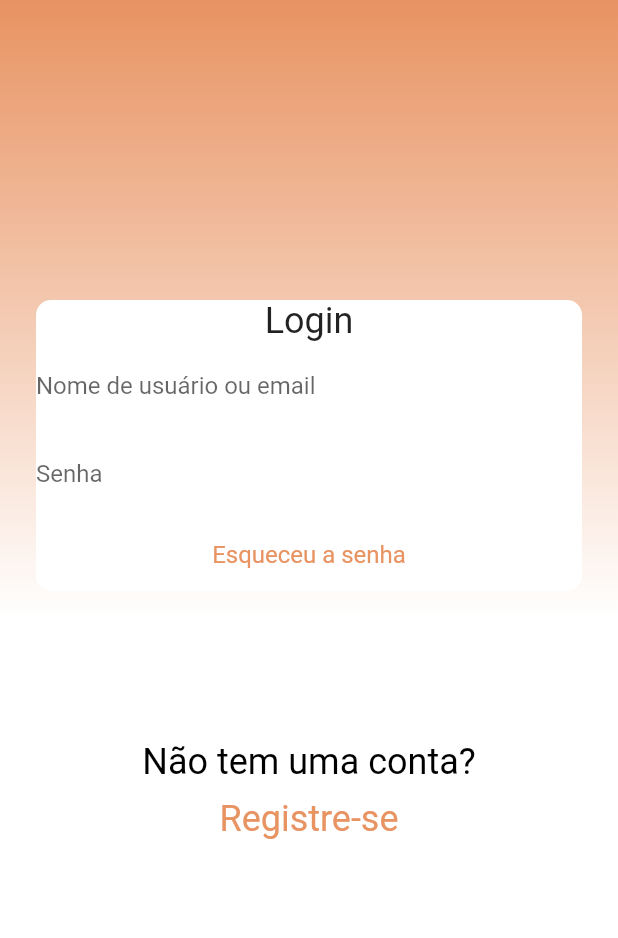
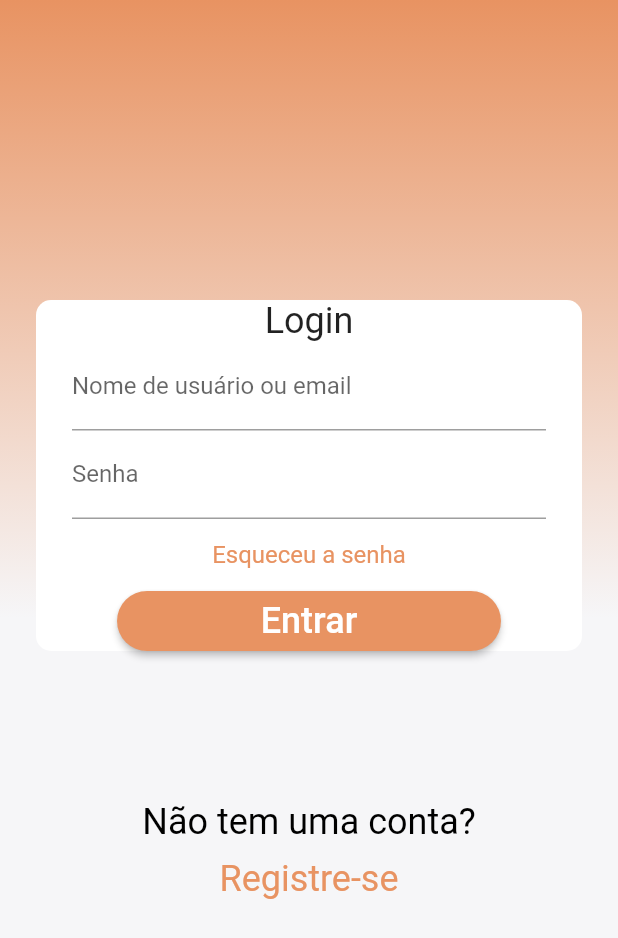
Before and after one commit to caiomc03/mauafood_g6, a Flutter app: the screen it shows after launch, on a phone screen of 412 x 824 dp. Shown: the top 938 px of the screen. Run offline on Flutter 3.47's test engine with Material 2 defaults, Android fonts, the phone set to English and light mode, and no system bars.

Commit message:
reorganiza alguns widgets em arquivos

```diff
--- a/lib/modules/login/pages/login_page.dart
+++ b/lib/modules/login/pages/login_page.dart
@@ -1,74 +1,37 @@
 import 'package:flutter/material.dart';
+import 'package:mauafood_g6/modules/login/widgets/login_card.dart';
 import 'package:mauafood_g6/modules/login/widgets/register_button.dart';
+import 'package:mauafood_g6/shared/themes/app_colors.dart';
 
 class LoginPage extends StatelessWidget {
   const LoginPage({Key? key}) : super(key: key);
 
-
   @override
   Widget build(BuildContext context) {
     return Scaffold(
-      body: Center(
-        child: Container(
+      body: Container(
           decoration: const BoxDecoration(
               gradient: LinearGradient(
             begin: Alignment.topCenter,
             end: Alignment.bottomCenter,
             colors: [
-                Color.fromARGB(255, 232, 147, 98),
-                Colors.white,
-                Colors.white,
+              AppColors.orange,
+              AppColors.grey,
+              AppColors.grey,
             ],
-            )
+          )),
+          child: Column(
+            children: const [
+              SizedBox(
+                height: 200,
               ),
-         child:  Center(
-          child: Column(
-            children:  [
-              const SizedBox(height: 200,),
-              Container(
-
-                decoration: const BoxDecoration(
-                   borderRadius: BorderRadius.all(
-                    Radius.circular(10)),
-                  color: Colors.white,
-
+              LoginCard(),
+              SizedBox(
+                height: 100,
               ),
-                margin: const EdgeInsets.symmetric(horizontal: 24),
-                child: Column(
-                  children: [
-                    const Text('Login',style: TextStyle(fontSize: 24) ,),
-                    const TextField(
-                      decoration: InputDecoration(
-                          border: InputBorder.none,
-                          labelText: 'Nome de usuário ou email',
-      ),
-                    ),
-                    const TextField(
-                      obscureText: true,
-                      decoration: InputDecoration(
-                          border: InputBorder.none,
-                          labelText: 'Senha',
-      ),
-                    ),
-                    TextButton(
-                  style: TextButton.styleFrom(
-                    primary: const Color.fromARGB(255, 232, 147, 98),
-                    textStyle: const TextStyle(fontSize: 16),
-                  ),
-                  onPressed: () {},
-                  child: const Text('Esqueceu a senha'),
-                ),
+              RegisterButton(),
             ],
-                )
-              ),
-              const SizedBox(height: 100,),
-              const RegisterButton(),
-            ],
-          )
-         )
-          ),
-
-          ),
+          )),
     );
   }
 }
--- /dev/null
+++ b/lib/modules/login/widgets/login_card.dart
@@ -0,0 +1,53 @@
+import 'package:flutter/material.dart';
+import 'package:mauafood_g6/shared/themes/app_colors.dart';
+import 'text_field.dart';
+
+class LoginCard extends StatelessWidget {
+  const LoginCard({Key? key}) : super(key: key);
+  @override
+  Widget build(BuildContext context) {
+    return Container(
+        decoration: const BoxDecoration(
+          borderRadius: BorderRadius.all(Radius.circular(10)),
+          color: Colors.white,
+        ),
+        margin: const EdgeInsets.symmetric(horizontal: 24),
+        child: Column(
+          children: [
+            const Text(
+              'Login',
+              style: TextStyle(fontSize: 24),
+            ),
+            const TextFields(
+              title: 'Nome de usuário ou email',
+              obscure: false,
+            ),
+            const TextFields(
+              title: 'Senha',
+              obscure: true,
+            ),
+            TextButton(
+              style: TextButton.styleFrom(
+                primary: AppColors.orange,
+                textStyle: const TextStyle(fontSize: 16),
+              ),
+              onPressed: () {},
+              child: const Text('Esqueceu a senha'),
+            ),
+            SizedBox(
+              width: 256,
+              height: 40,
+              child: ElevatedButton(
+                onPressed: () {},
+                style: ElevatedButton.styleFrom(
+                    primary: AppColors.orange, shape: const StadiumBorder()),
+                child: const Text(
+                  'Entrar',
+                  style: TextStyle(fontSize: 24),
+                ),
+              ),
+            )
+          ],
+        ));
+  }
+}
--- a/lib/modules/login/widgets/register_button.dart
+++ b/lib/modules/login/widgets/register_button.dart
@@ -1,6 +1,7 @@
 import 'package:flutter/material.dart';
+import 'package:mauafood_g6/shared/themes/app_colors.dart';
 
-class RegisterButton extends StatelessWidget  {
+class RegisterButton extends StatelessWidget {
   const RegisterButton({Key? key}) : super(key: key);
   @override
   Widget build(BuildContext context) {
@@ -8,18 +9,17 @@ class RegisterButton extends StatelessWidget  {
       children: [
         const Text(
           "Não tem uma conta?",
-                style: TextStyle(fontSize: 24,color:Colors.black),
+          style: TextStyle(fontSize: 24, color: Colors.black),
         ),
         TextButton(
           style: TextButton.styleFrom(
-                    primary: const Color.fromARGB(255, 232, 147, 98),
+            primary: AppColors.orange,
             textStyle: const TextStyle(fontSize: 24),
           ),
           onPressed: () {},
           child: const Text('Registre-se'),
         ),
       ],
-
     );
   }
 }
--- /dev/null
+++ b/lib/modules/login/widgets/text_field.dart
@@ -0,0 +1,21 @@
+import 'package:flutter/material.dart';
+
+class TextFields extends StatelessWidget {
+  final String title;
+  final bool obscure;
+  const TextFields({Key? key, required this.title, required this.obscure})
+      : super(key: key);
+  @override
+  Widget build(BuildContext context) {
+    return Padding(
+      padding: const EdgeInsets.symmetric(horizontal: 24),
+      child: TextField(
+        obscureText: obscure,
+        decoration: InputDecoration(
+          border: const UnderlineInputBorder(),
+          labelText: title,
+        ),
+      ),
+    );
+  }
+}
--- /dev/null
+++ b/lib/shared/themes/app_colors.dart
@@ -0,0 +1,6 @@
+import 'package:flutter/material.dart';
+
+class AppColors{
+  static const orange = Color.fromARGB(255, 232, 147, 98);
+  static const grey = Color.fromARGB(255, 246, 246, 248);
+}
```
Lines whose indentation alone changed are shown as unchanged.
